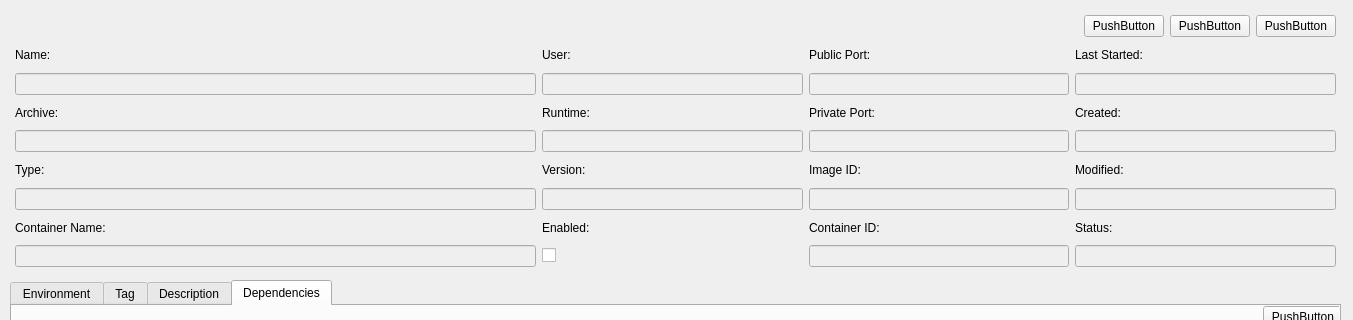
Above: src/modules/application/ApplicationEditDialog.ui from jensvogt/awsmock-qt-ui before the change; both pictures show x 0 to 1353 and y 0 to 320 of the 1353 by 707 pixel window. Below: the same form after it.
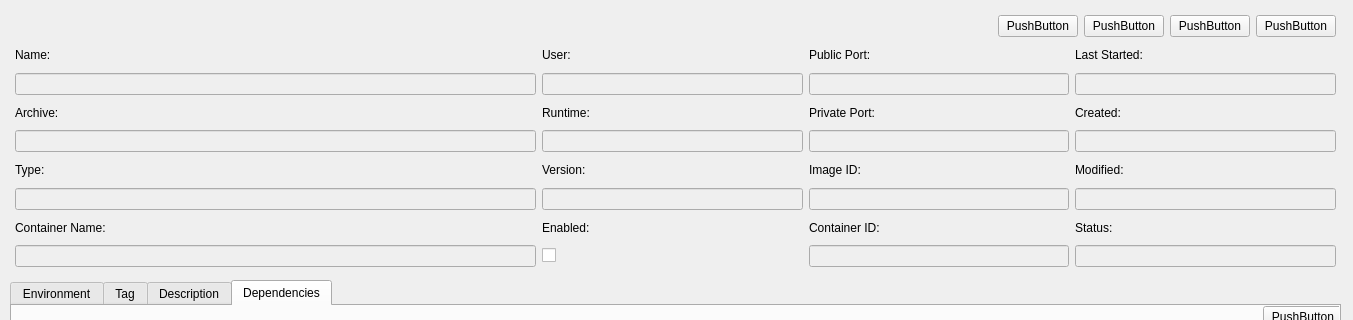
That is the form after the change.

Patch:
```diff
--- a/src/modules/application/ApplicationEditDialog.ui
+++ b/src/modules/application/ApplicationEditDialog.ui
@@ -265,7 +265,7 @@
      </widget>
     </item>
     <item row="0" column="0" colspan="4">
-     <layout class="QHBoxLayout" name="horizontalLayout_4" stretch="0,0,0,0">
+     <layout class="QHBoxLayout" name="horizontalLayout_4" stretch="0,0,0,0,0">
       <property name="topMargin">
        <number>0</number>
       </property>
@@ -285,6 +285,13 @@
         </property>
        </spacer>
       </item>
+      <item>
+       <widget class="QPushButton" name="logsButton">
+        <property name="text">
+         <string>PushButton</string>
+        </property>
+       </widget>
+      </item>
       <item>
        <widget class="QPushButton" name="startButton">
         <property name="toolTip">
```
